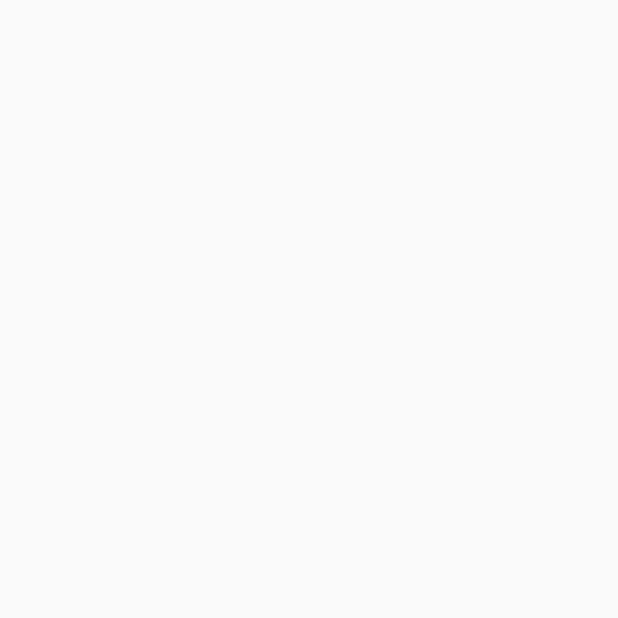
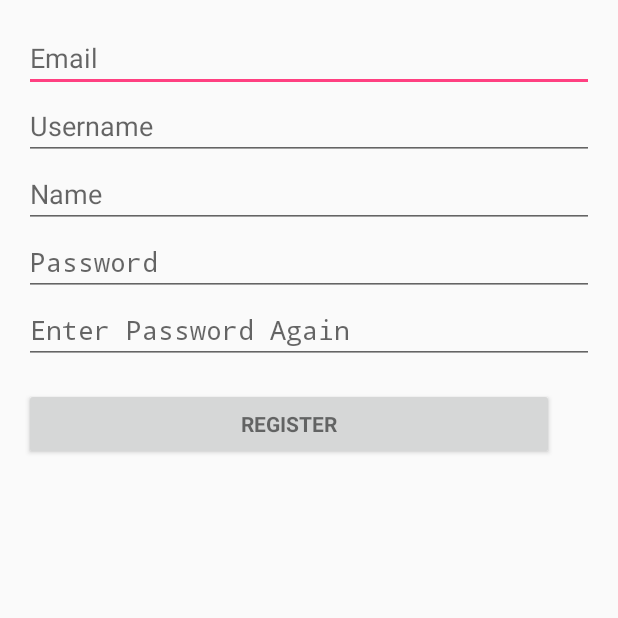
Before and after one commit to Labanowski/Movie-Recommender-Using-Rotten-Tomatoes, an Android app: the Register screen opened directly, with no data from a screen before it, on a phone screen of 412 x 824 dp, the top half of it. Before the commit the part shown is empty. Run offline under Robolectric (Android 15) with nearby library versions, the phone set to English and light mode, and no system bars.

Commit message:
updated register.xml

```diff
--- a/app/src/main/res/layout/register.xml
+++ b/app/src/main/res/layout/register.xml
@@ -1,6 +1,78 @@
-<?xml version="1.0" encoding="utf-8"?>
 <LinearLayout xmlns:android="http://schemas.android.com/apk/res/android"
-    android:orientation="vertical" android:layout_width="match_parent"
-    android:layout_height="match_parent">
+    xmlns:tools="http://schemas.android.com/tools" android:layout_width="match_parent"
+    android:layout_height="match_parent" android:gravity="center_horizontal"
+    android:orientation="vertical" android:paddingBottom="@dimen/activity_vertical_margin"
+    android:paddingLeft="@dimen/activity_horizontal_margin"
+    android:paddingRight="@dimen/activity_horizontal_margin"
+    android:paddingTop="@dimen/activity_vertical_margin" tools:context=".Login"
+    android:weightSum="1">
+
+    <!-- Login progress -->
+    <ProgressBar android:id="@+id/login_progress" style="?android:attr/progressBarStyleLarge"
+        android:layout_width="wrap_content" android:layout_height="wrap_content"
+        android:layout_marginBottom="8dp" android:visibility="gone" />
+
+    <ScrollView android:id="@+id/login_form" android:layout_width="match_parent"
+        android:layout_height="0dp"
+        android:layout_weight="0.62">
+
+        <LinearLayout android:id="@+id/email_login_form" android:layout_width="match_parent"
+            android:layout_height="wrap_content" android:orientation="vertical">
+
+            <AutoCompleteTextView android:id="@+id/reg_email"
+                android:layout_width="match_parent"
+                android:layout_height="wrap_content"
+                android:hint="@string/prompt_email"
+                android:inputType="textEmailAddress"
+                android:maxLines="1"
+                android:singleLine="true"
+                android:imeOptions="actionNext"/>
+
+            <AutoCompleteTextView android:id="@+id/reg_username"
+                android:layout_width="match_parent"
+                android:layout_height="wrap_content"
+                android:hint="@string/prompt_username"
+                android:imeOptions="actionNext"
+                android:singleLine="true"
+                android:maxLines="1"/>
+
+            <AutoCompleteTextView android:id="@+id/reg_name"
+                android:layout_width="match_parent"
+                android:layout_height="wrap_content"
+                android:hint="@string/prompt_name"
+                android:imeOptions="actionNext"
+                android:maxLines="1"
+                android:singleLine="true"/>
+
+
+            <AutoCompleteTextView android:id="@+id/reg_pass1"
+                android:hint="@string/prompt_password"
+                android:layout_width="match_parent"
+                android:layout_height="wrap_content"
+                android:imeActionId="@+id/login"
+                android:imeOptions="actionNext"
+                android:inputType="textPassword"
+                android:maxLines="1"
+                android:singleLine="true" />
+
+            <AutoCompleteTextView android:id="@+id/reg_pass2"
+                android:hint="@string/enter_pass_again"
+                android:layout_width="match_parent"
+                android:layout_height="wrap_content"
+                android:imeActionId="@+id/login"
+                android:imeActionLabel="@string/action_register"
+                android:imeOptions="actionSend"
+                android:inputType="textPassword"
+                android:maxLines="1"
+                android:singleLine="true" />
+
+            <Button android:id="@+id/reg_register" style="?android:textAppearanceSmall"
+                android:layout_width="353dp" android:layout_height="wrap_content"
+                android:layout_marginTop="16dp" android:text="@string/action_register_short"
+                android:textStyle="bold"
+                android:onClick="attemptRegister" />
+
+        </LinearLayout>
+    </ScrollView>
 
 </LinearLayout>
```
